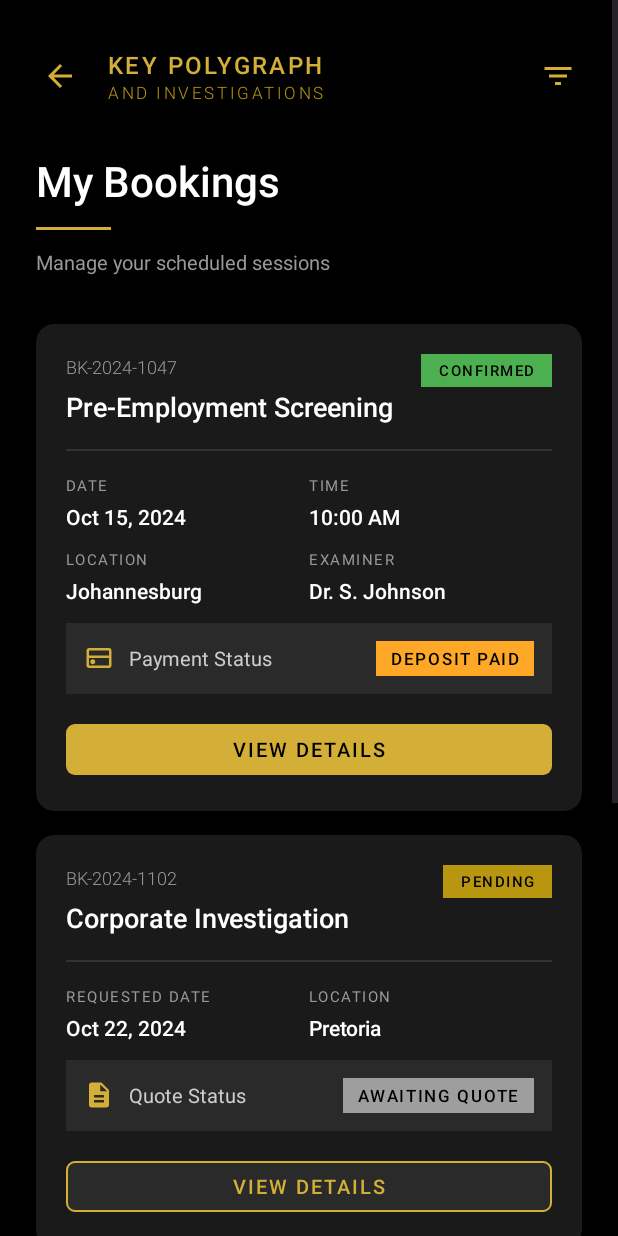
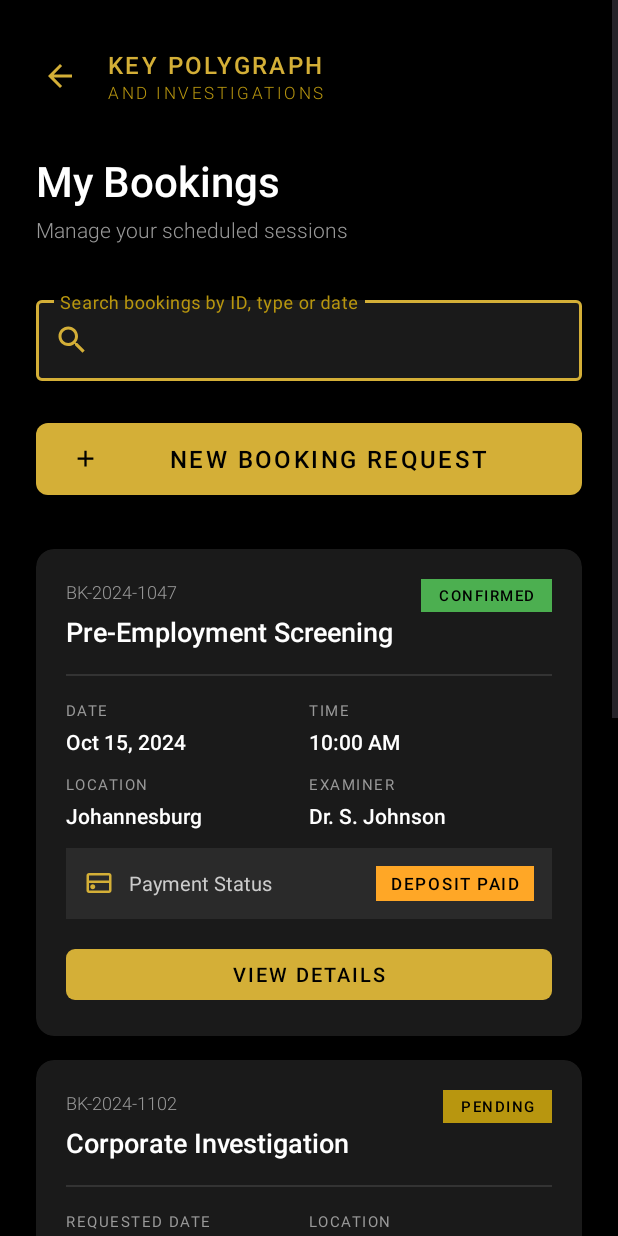
Before and after one commit to ST10283122/INSY7315, an Android app: the layout client_bookings.xml on its own in the app's theme, with its tools: preview values and no code run, on a phone screen of 412 x 824 dp. Run offline under Robolectric (Android 15) with nearby library versions, the phone set to English and light mode, and no system bars.

```diff
--- a/app/src/main/res/layout/client_bookings.xml
+++ b/app/src/main/res/layout/client_bookings.xml
@@ -62,51 +62,82 @@
                     android:letterSpacing="0.15"/>
             </LinearLayout>
 
-            <ImageView
-                android:id="@+id/filterButton"
-                android:layout_width="32dp"
-                android:layout_height="32dp"
-                android:src="@drawable/ic_filter"
-                android:contentDescription="Filter"
-                app:tint="#D4AF37"
-                android:padding="4dp"
-                android:clickable="true"
-                android:focusable="true"/>
         </LinearLayout>
 
-        <!-- Page Title Section -->
-        <LinearLayout
-            android:id="@+id/titleSection"
+        <!-- Page Title -->
+        <TextView
+            android:id="@+id/pageTitle"
+            android:layout_width="wrap_content"
+            android:layout_height="wrap_content"
+            android:text="My Bookings"
+            android:textSize="28sp"
+            android:textColor="#FFFFFF"
+            android:fontFamily="sans-serif-medium"
+            app:layout_constraintTop_toBottomOf="@id/headerSection"
+            app:layout_constraintStart_toStartOf="parent"
+            android:layout_marginTop="32dp"/>
+
+        <TextView
+            android:id="@+id/pageSubtitle"
+            android:layout_width="wrap_content"
+            android:layout_height="wrap_content"
+            android:text="Manage your scheduled sessions"
+            android:textSize="14sp"
+            android:textColor="#999999"
+            android:fontFamily="sans-serif-light"
+            app:layout_constraintTop_toBottomOf="@id/pageTitle"
+            app:layout_constraintStart_toStartOf="parent"
+            android:layout_marginTop="4dp"/>
+
+        <!-- Search Bar -->
+        <com.google.android.material.textfield.TextInputLayout
+            android:id="@+id/searchLayout"
             android:layout_width="0dp"
             android:layout_height="wrap_content"
-            android:orientation="vertical"
-            app:layout_constraintTop_toBottomOf="@id/headerSection"
+            app:layout_constraintTop_toBottomOf="@id/pageSubtitle"
             app:layout_constraintStart_toStartOf="parent"
             app:layout_constraintEnd_toEndOf="parent"
-            android:layout_marginTop="32dp">
+            android:layout_marginTop="32dp"
+            app:boxStrokeColor="#D4AF37"
+            app:boxStrokeWidth="1dp"
+            app:hintTextColor="#B8960F"
+            app:boxBackgroundColor="#1A1A1A"
+            app:startIconDrawable="@drawable/ic_search"
+            app:startIconTint="#D4AF37"
+            app:endIconMode="clear_text"
+            app:endIconTint="#D4AF37"
+            style="@style/Widget.MaterialComponents.TextInputLayout.OutlinedBox">
 
-            <TextView
-                android:layout_width="wrap_content"
+            <com.google.android.material.textfield.TextInputEditText
+                android:id="@+id/searchInput"
+                android:layout_width="match_parent"
                 android:layout_height="wrap_content"
-                android:text="My Bookings"
-                android:textSize="28sp"
+                android:hint="Search bookings by ID, type or date"
+                android:inputType="text"
                 android:textColor="#FFFFFF"
-                android:fontFamily="sans-serif-medium"/>
+                android:textColorHint="#666666"
+                android:padding="16dp"/>
+        </com.google.android.material.textfield.TextInputLayout>
 
-            <View
-                android:layout_width="50dp"
-                android:layout_height="2dp"
-                android:background="#D4AF37"
-                android:layout_marginTop="12dp"/>
-
-            <TextView
-                android:layout_width="wrap_content"
-                android:layout_height="wrap_content"
-                android:text="Manage your scheduled sessions"
-                android:textSize="13sp"
-                android:textColor="#999999"
-                android:layout_marginTop="12dp"/>
-        </LinearLayout>
+        <!-- Add Booking Button -->
+        <com.google.android.material.button.MaterialButton
+            android:id="@+id/addBookingButton"
+            android:layout_width="0dp"
+            android:layout_height="56dp"
+            android:text="NEW BOOKING REQUEST"
+            android:textSize="16sp"
+            android:textColor="#000000"
+            android:fontFamily="sans-serif-medium"
+            android:letterSpacing="0.1"
+            app:icon="@drawable/ic_add"
+            app:iconTint="#000000"
+            app:backgroundTint="#D4AF37"
+            app:cornerRadius="8dp"
+            app:elevation="4dp"
+            app:layout_constraintTop_toBottomOf="@id/searchLayout"
+            app:layout_constraintStart_toStartOf="parent"
+            app:layout_constraintEnd_toEndOf="parent"
+            android:layout_marginTop="24dp"/>
 
         <!-- Bookings List -->
         <LinearLayout
@@ -114,7 +145,7 @@
             android:layout_width="0dp"
             android:layout_height="wrap_content"
             android:orientation="vertical"
-            app:layout_constraintTop_toBottomOf="@id/titleSection"
+            app:layout_constraintTop_toBottomOf="@id/addBookingButton"
             app:layout_constraintStart_toStartOf="parent"
             app:layout_constraintEnd_toEndOf="parent"
             android:layout_marginTop="32dp">
```
Also changed, not shown: app/src/main/java/com/example/insy_7315/database/DatabaseHelper.kt (+428 -5 lines), app/src/main/java/com/example/insy_7315/models/Booking.kt (added, +22 -0 lines), app/src/main/java/com/example/insy_7315/models/Invoice.kt (added, +16 -0 lines), app/src/main/java/com/example/insy_7315/models/InvoiceLineItem.kt (added, +12 -0 lines), app/src/main/java/com/example/insy_7315/models/Payment.kt (added, +16 -0 lines), app/src/main/java/com/example/insy_7315/models/TestType.kt (added, +12 -0 lines), app/src/main/java/com/example/insy_7315/EmployeePortalActivity.kt (line endings or trailing spaces).
